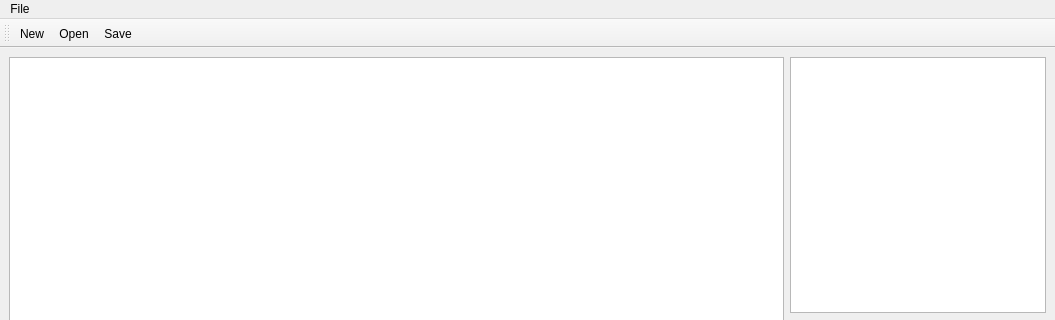
This is mapeditor/mainwindow.ui in vcmi/vcmi as Qt 5 draws it before an edit; both pictures show x 0 to 1055 and y 0 to 320 of the 1055 by 737 pixel window. The edited form follows.
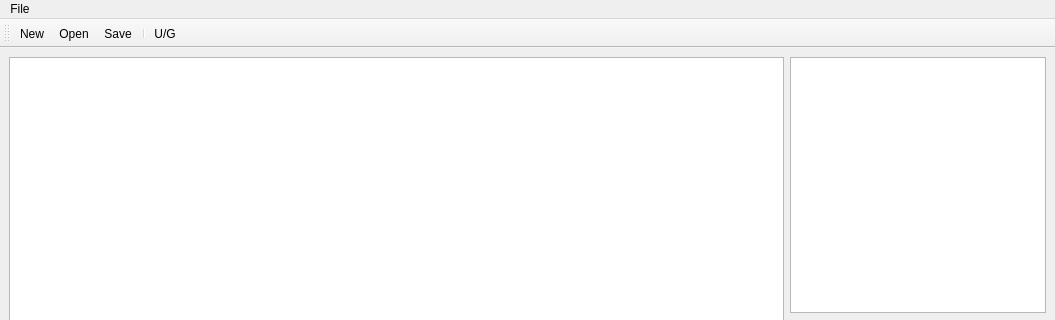
This is the edited form.

The edit to the form file:
```diff
--- a/mapeditor/mainwindow.ui
+++ b/mapeditor/mainwindow.ui
@@ -80,6 +80,8 @@
    <addaction name="actionNew"/>
    <addaction name="actionOpen"/>
    <addaction name="actionSave"/>
+   <addaction name="separator"/>
+   <addaction name="actionLevel"/>
   </widget>
   <action name="actionOpen">
    <property name="text">
@@ -101,6 +103,11 @@
     <string>Save as</string>
    </property>
   </action>
+  <action name="actionLevel">
+   <property name="text">
+    <string>U/G</string>
+   </property>
+  </action>
  </widget>
  <resources/>
  <connections/>
```
